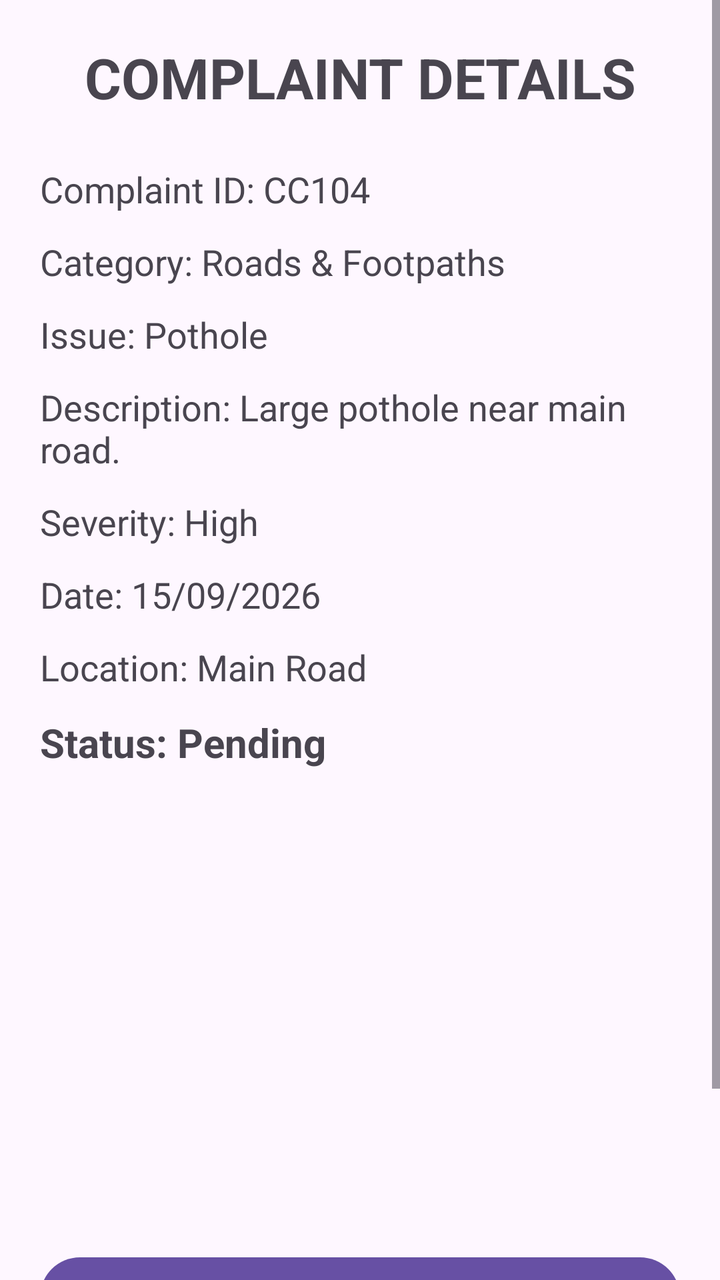
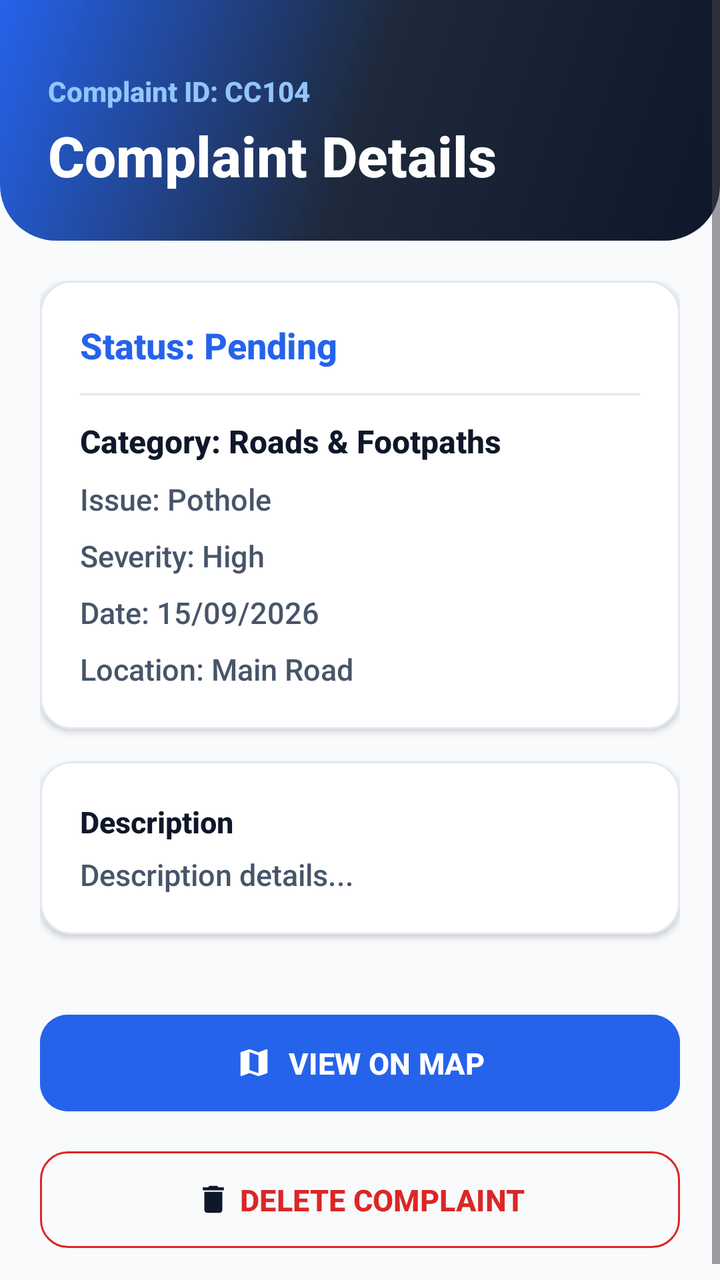

Two renders of the same Android screen: before a commit and after it. Below are the layout's source before the change and the commit's diff.
<!-- AndroidManifest.xml: application theme Theme.MADProject -->
<!-- res/layout/activity_complaint_details.xml -->
<?xml version="1.0" encoding="utf-8"?>
<ScrollView xmlns:android="http://schemas.android.com/apk/res/android"
    xmlns:tools="http://schemas.android.com/tools"
    android:id="@+id/main"
    android:layout_width="match_parent"
    android:layout_height="match_parent"
    tools:context=".ComplaintDetailsActivity">

    <LinearLayout
        android:layout_width="match_parent"
        android:layout_height="wrap_content"
        android:orientation="vertical"
        android:padding="20dp">

        <TextView
            android:layout_width="match_parent"
            android:layout_height="wrap_content"
            android:text="COMPLAINT DETAILS"
            android:textSize="28sp"
            android:textStyle="bold"
            android:gravity="center"
            android:layout_marginBottom="25dp" />

        <TextView
            android:id="@+id/complaintIdTextView"
            android:layout_width="match_parent"
            android:layout_height="wrap_content"
            android:text="Complaint ID: CC104"
            android:textSize="18sp"
            android:layout_marginBottom="12dp" />

        <TextView
            android:id="@+id/categoryTextView"
            android:layout_width="match_parent"
            android:layout_height="wrap_content"
            android:text="Category: Roads &amp; Footpaths"
            android:textSize="18sp"
            android:layout_marginBottom="12dp" />

        <TextView
            android:id="@+id/issueTypeTextView"
            android:layout_width="match_parent"
            android:layout_height="wrap_content"
            android:text="Issue: Pothole"
            android:textSize="18sp"
            android:layout_marginBottom="12dp" />

        <TextView
            android:id="@+id/descriptionTextView"
            android:layout_width="match_parent"
            android:layout_height="wrap_content"
            android:text="Description: Large pothole near main road."
            android:textSize="18sp"
            android:layout_marginBottom="12dp" />

        <TextView
            android:id="@+id/severityTextView"
            android:layout_width="match_parent"
            android:layout_height="wrap_content"
            android:text="Severity: High"
            android:textSize="18sp"
            android:layout_marginBottom="12dp" />

        <TextView
            android:id="@+id/dateTextView"
            android:layout_width="match_parent"
            android:layout_height="wrap_content"
            android:text="Date: 15/09/2026"
            android:textSize="18sp"
            android:layout_marginBottom="12dp" />

        <TextView
            android:id="@+id/locationTextView"
            android:layout_width="match_parent"
            android:layout_height="wrap_content"
            android:text="Location: Main Road"
            android:textSize="18sp"
            android:layout_marginBottom="12dp" />

        <TextView
            android:id="@+id/statusTextView"
            android:layout_width="match_parent"
            android:layout_height="wrap_content"
            android:text="Status: Pending"
            android:textSize="20sp"
            android:textStyle="bold"
            android:layout_marginBottom="20dp" />

        <ImageView
            android:id="@+id/complaintImageView"
            android:layout_width="match_parent"
            android:layout_height="200dp"
            android:contentDescription="Complaint image"
            android:scaleType="centerInside"
            android:layout_marginBottom="20dp" />

        <Button
            android:id="@+id/mapButton"
            android:layout_width="match_parent"
            android:layout_height="wrap_content"
            android:text="VIEW ON MAP"
            android:layout_marginBottom="12dp" />

        <Button
            android:id="@+id/deleteButton"
            android:layout_width="match_parent"
            android:layout_height="wrap_content"
            android:text="DELETE COMPLAINT" />

    </LinearLayout>

</ScrollView>
<!-- resources referenced by this layout -->
<resources>
  <style name="Theme.MADProject" parent="Base.Theme.MADProject" />
  <style name="Base.Theme.MADProject" parent="Theme.Material3.DayNight.NoActionBar">
          
          
      </style>
</resources>

<!-- the commit's change to res/layout/activity_complaint_details.xml (unified diff, before → after) -->
@@ -1,112 +1,219 @@
 <?xml version="1.0" encoding="utf-8"?>
 <ScrollView xmlns:android="http://schemas.android.com/apk/res/android"
+    xmlns:app="http://schemas.android.com/apk/res-auto"
     xmlns:tools="http://schemas.android.com/tools"
     android:id="@+id/main"
     android:layout_width="match_parent"
     android:layout_height="match_parent"
+    android:background="@color/background"
     tools:context=".ComplaintDetailsActivity">
 
     <LinearLayout
         android:layout_width="match_parent"
         android:layout_height="wrap_content"
-        android:orientation="vertical"
-        android:padding="20dp">
-
-        <TextView
+        android:orientation="vertical">
+
+        
+        <LinearLayout
             android:layout_width="match_parent"
             android:layout_height="wrap_content"
-            android:text="COMPLAINT DETAILS"
-            android:textSize="28sp"
-            android:textStyle="bold"
-            android:gravity="center"
-            android:layout_marginBottom="25dp" />
-
-        <TextView
-            android:id="@+id/complaintIdTextView"
+            android:orientation="vertical"
+            android:background="@drawable/bg_gradient_header"
+            android:paddingStart="24dp"
+            android:paddingEnd="24dp"
+            android:paddingTop="36dp"
+            android:paddingBottom="24dp">
+
+            <TextView
+                android:id="@+id/complaintIdTextView"
+                android:layout_width="wrap_content"
+                android:layout_height="wrap_content"
+                android:text="Complaint ID: CC104"
+                android:textSize="14sp"
+                android:textColor="#93C5FD"
+                android:textStyle="bold" />
+
+            <TextView
+                android:layout_width="match_parent"
+                android:layout_height="wrap_content"
+                android:text="Complaint Details"
+                android:textSize="28sp"
+                android:textStyle="bold"
+                android:textColor="@color/white"
+                android:layout_marginTop="4dp" />
+        </LinearLayout>
+
+        <LinearLayout
             android:layout_width="match_parent"
             android:layout_height="wrap_content"
-            android:text="Complaint ID: CC104"
-            android:textSize="18sp"
-            android:layout_marginBottom="12dp" />
-
-        <TextView
-            android:id="@+id/categoryTextView"
-            android:layout_width="match_parent"
-            android:layout_height="wrap_content"
-            android:text="Category: Roads &amp; Footpaths"
-            android:textSize="18sp"
-            android:layout_marginBottom="12dp" />
-
-        <TextView
-            android:id="@+id/issueTypeTextView"
-            android:layout_width="match_parent"
-            android:layout_height="wrap_content"
-            android:text="Issue: Pothole"
-            android:textSize="18sp"
-            android:layout_marginBottom="12dp" />
-
-        <TextView
-            android:id="@+id/descriptionTextView"
-            android:layout_width="match_parent"
-            android:layout_height="wrap_content"
-            android:text="Description: Large pothole near main road."
-            android:textSize="18sp"
-            android:layout_marginBottom="12dp" />
-
-        <TextView
-            android:id="@+id/severityTextView"
-            android:layout_width="match_parent"
-            android:layout_height="wrap_content"
-            android:text="Severity: High"
-            android:textSize="18sp"
-            android:layout_marginBottom="12dp" />
-
-        <TextView
-            android:id="@+id/dateTextView"
-            android:layout_width="match_parent"
-            android:layout_height="wrap_content"
-            android:text="Date: 15/09/2026"
-            android:textSize="18sp"
-            android:layout_marginBottom="12dp" />
-
-        <TextView
-            android:id="@+id/locationTextView"
-            android:layout_width="match_parent"
-            android:layout_height="wrap_content"
-            android:text="Location: Main Road"
-            android:textSize="18sp"
-            android:layout_marginBottom="12dp" />
-
-        <TextView
-            android:id="@+id/statusTextView"
-            android:layout_width="match_parent"
-            android:layout_height="wrap_content"
-            android:text="Status: Pending"
-            android:textSize="20sp"
-            android:textStyle="bold"
-            android:layout_marginBottom="20dp" />
-
-        <ImageView
-            android:id="@+id/complaintImageView"
-            android:layout_width="match_parent"
-            android:layout_height="200dp"
-            android:contentDescription="Complaint image"
-            android:scaleType="centerInside"
-            android:layout_marginBottom="20dp" />
-
-        <Button
-            android:id="@+id/mapButton"
-            android:layout_width="match_parent"
-            android:layout_height="wrap_content"
-            android:text="VIEW ON MAP"
-            android:layout_marginBottom="12dp" />
-
-        <Button
-            android:id="@+id/deleteButton"
-            android:layout_width="match_parent"
-            android:layout_height="wrap_content"
-            android:text="DELETE COMPLAINT" />
-
+            android:orientation="vertical"
+            android:padding="20dp">
+
+            
+            <com.google.android.material.card.MaterialCardView
+                android:layout_width="match_parent"
+                android:layout_height="wrap_content"
+                android:layout_marginBottom="16dp"
+                app:cardCornerRadius="16dp"
+                app:cardElevation="2dp"
+                app:cardBackgroundColor="@color/surface"
+                app:strokeColor="@color/card_stroke"
+                app:strokeWidth="1dp">
+
+                <LinearLayout
+                    android:layout_width="match_parent"
+                    android:layout_height="wrap_content"
+                    android:orientation="vertical"
+                    android:padding="20dp">
+
+                    <TextView
+                        android:id="@+id/statusTextView"
+                        android:layout_width="wrap_content"
+                        android:layout_height="wrap_content"
+                        android:text="Status: Pending"
+                        android:textSize="18sp"
+                        android:textStyle="bold"
+                        android:textColor="@color/secondary"
+                        android:layout_marginBottom="12dp" />
+
+                    <View
+                        android:layout_width="match_parent"
+                        android:layout_height="1dp"
+                        android:background="@color/card_stroke"
+                        android:layout_marginBottom="12dp" />
+
+                    <TextView
+                        android:id="@+id/categoryTextView"
+                        android:layout_width="match_parent"
+                        android:layout_height="wrap_content"
+                        android:text="Category: Roads &amp; Footpaths"
+                        android:textSize="16sp"
+                        android:textStyle="bold"
+                        android:textColor="@color/text_primary"
+                        android:layout_marginBottom="8dp" />
+
+                    <TextView
+                        android:id="@+id/issueTypeTextView"
+                        android:layout_width="match_parent"
+                        android:layout_height="wrap_content"
+                        android:text="Issue: Pothole"
+                        android:textSize="15sp"
+                        android:textColor="@color/text_secondary"
+                        android:layout_marginBottom="8dp" />
+
+                    <TextView
+                        android:id="@+id/severityTextView"
+                        android:layout_width="match_parent"
+                        android:layout_height="wrap_content"
+                        android:text="Severity: High"
+                        android:textSize="15sp"
+                        android:textColor="@color/text_secondary"
+                        android:layout_marginBottom="8dp" />
+
+                    <TextView
+                        android:id="@+id/dateTextView"
+                        android:layout_width="match_parent"
+                        android:layout_height="wrap_content"
+                        android:text="Date: 15/09/2026"
+                        android:textSize="15sp"
+                        android:textColor="@color/text_secondary"
+                        android:layout_marginBottom="8dp" />
+
+                    <TextView
+                        android:id="@+id/locationTextView"
+                        android:layout_width="match_parent"
+                        android:layout_height="wrap_content"
+                        android:text="Location: Main Road"
+                        android:textSize="15sp"
+                        android:textColor="@color/text_secondary" />
+                </LinearLayout>
+            </com.google.android.material.card.MaterialCardView>
+
+            
+            <com.google.android.material.card.MaterialCardView
+                android:layout_width="match_parent"
+                android:layout_height="wrap_content"
+                android:layout_marginBottom="16dp"
+                app:cardCornerRadius="16dp"
+                app:cardElevation="2dp"
+                app:cardBackgroundColor="@color/surface"
+                app:strokeColor="@color/card_stroke"
+                app:strokeWidth="1dp">
+
+                <LinearLayout
+                    android:layout_width="match_parent"
+                    android:layout_height="wrap_content"
+                    android:orientation="vertical"
+                    android:padding="20dp">
+
+                    <TextView
+                        android:layout_width="wrap_content"
+                        android:layout_height="wrap_content"
+                        android:text="Description"
+                        android:textSize="15sp"
+                        android:textStyle="bold"
+                        android:textColor="@color/text_primary"
+                        android:layout_marginBottom="6dp" />
+
+                    <TextView
+                        android:id="@+id/descriptionTextView"
+                        android:layout_width="match_parent"
+                        android:layout_height="wrap_content"
+                        android:text="Description details..."
+                        android:textSize="15sp"
+                        android:textColor="@color/text_secondary" />
+                </LinearLayout>
+            </com.google.android.material.card.MaterialCardView>
+
+            
+            <com.google.android.material.card.MaterialCardView
+                android:layout_width="match_parent"
+                android:layout_height="wrap_content"
+                android:layout_marginBottom="20dp"
+                app:cardCornerRadius="16dp"
+                app:cardElevation="2dp">
+
+                <ImageView
+                    android:id="@+id/complaintImageView"
+                    android:layout_width="match_parent"
+                    android:layout_height="200dp"
+                    android:contentDescription="Complaint image"
+                    android:scaleType="centerCrop"
+                    android:visibility="gone" />
+            </com.google.android.material.card.MaterialCardView>
+
+            
+            <com.google.android.material.button.MaterialButton
+                android:id="@+id/mapButton"
+                android:layout_width="match_parent"
+                android:layout_height="wrap_content"
+                android:text="VIEW ON MAP"
+                android:textSize="15sp"
+                android:textStyle="bold"
+                android:paddingTop="14dp"
+                android:paddingBottom="14dp"
+                app:icon="@drawable/ic_map"
+                app:iconGravity="textStart"
+                app:cornerRadius="14dp"
+                android:backgroundTint="@color/secondary"
+                android:layout_marginBottom="12dp" />
+
+            <com.google.android.material.button.MaterialButton
+                android:id="@+id/deleteButton"
+                style="@style/Widget.Material3.Button.OutlinedButton"
+                android:layout_width="match_parent"
+                android:layout_height="wrap_content"
+                android:text="DELETE COMPLAINT"
+                android:textSize="15sp"
+                android:textStyle="bold"
+                android:paddingTop="14dp"
+                android:paddingBottom="14dp"
+                app:icon="@drawable/ic_delete"
+                app:iconGravity="textStart"
+                app:cornerRadius="14dp"
+                android:textColor="@color/severity_critical"
+                app:strokeColor="@color/severity_critical" />
+
+        </LinearLayout>
     </LinearLayout>
-
 </ScrollView>
<!-- resource entries referenced after the edit -->
@@ -1,9 +1,63 @@
 <!-- resources referenced by this layout -->
 <resources>
+  <color name="background">#F8FAFC</color>
+  <color name="card_stroke">#E2E8F0</color>
+  <color name="secondary">#2563EB</color>
+  <color name="severity_critical">#DC2626</color>
+  <color name="surface">#FFFFFF</color>
+  <color name="text_primary">#0F172A</color>
+  <color name="text_secondary">#475569</color>
+  <color name="white">#FFFFFF</color>
+  <!-- drawable bg_gradient_header (drawable) -->
+  <?xml version="1.0" encoding="utf-8"?>
+  <shape xmlns:android="http://schemas.android.com/apk/res/android"
+      android:shape="rectangle">
+      <gradient
+          android:angle="135"
+          android:startColor="#0F172A"
+          android:centerColor="#1E293B"
+          android:endColor="#2563EB"
+          android:type="linear" />
+      <corners
+          android:bottomLeftRadius="28dp"
+          android:bottomRightRadius="28dp" />
+  </shape>
+  <!-- drawable ic_delete (drawable) -->
+  <vector xmlns:android="http://schemas.android.com/apk/res/android"
+      android:width="24dp"
+      android:height="24dp"
+      android:viewportWidth="24"
+      android:viewportHeight="24">
+      <path
+          android:fillColor="#DC2626"
+          android:pathData="M6,19c0,1.1 0.9,2 2,2h8c1.1,0 2,-0.9 2,-2V7H6v12zM19,4h-3.5l-1,-1h-5l-1,1H5v2h14V4z"/>
+  </vector>
+  <!-- drawable ic_map (drawable) -->
+  <vector xmlns:android="http://schemas.android.com/apk/res/android"
+      android:width="24dp"
+      android:height="24dp"
+      android:viewportWidth="24"
+      android:viewportHeight="24">
+      <path
+          android:fillColor="#2563EB"
+          android:pathData="M20.5,3l-0.16,0.03L15,5.1 9,3 3.36,4.9c-0.21,0.07 -0.36,0.25 -0.36,0.48V20.5c0,0.28 0.22,0.5 0.5,0.5l0.16,-0.03L9,18.9l6,2.1 5.64,-1.9c0.21,-0.07 0.36,-0.25 0.36,-0.48V3.5c0,-0.28 -0.22,-0.5 -0.5,-0.5zM15,19l-6,-2.11V5l6,2.11V19z"/>
+  </vector>
   <style name="Theme.MADProject" parent="Base.Theme.MADProject" />
   <style name="Base.Theme.MADProject" parent="Theme.Material3.DayNight.NoActionBar">
-          
-          
+          <item name="colorPrimary">@color/primary</item>
+          <item name="colorOnPrimary">@color/text_on_primary</item>
+          <item name="colorPrimaryContainer">@color/primary_container</item>
+          <item name="colorSecondary">@color/secondary</item>
+          <item name="colorSecondaryContainer">@color/secondary_container</item>
+          <item name="colorTertiary">@color/tertiary</item>
+          <item name="android:statusBarColor">@color/primary</item>
+          <item name="android:windowBackground">@color/background</item>
+          <item name="android:fontFamily">sans-serif-medium</item>
       </style>
+  <color name="primary">#0F172A</color>
+  <color name="text_on_primary">#FFFFFF</color>
+  <color name="primary_container">#1E293B</color>
+  <color name="secondary_container">#DBEAFE</color>
+  <color name="tertiary">#7C3AED</color>
 </resources>
 
